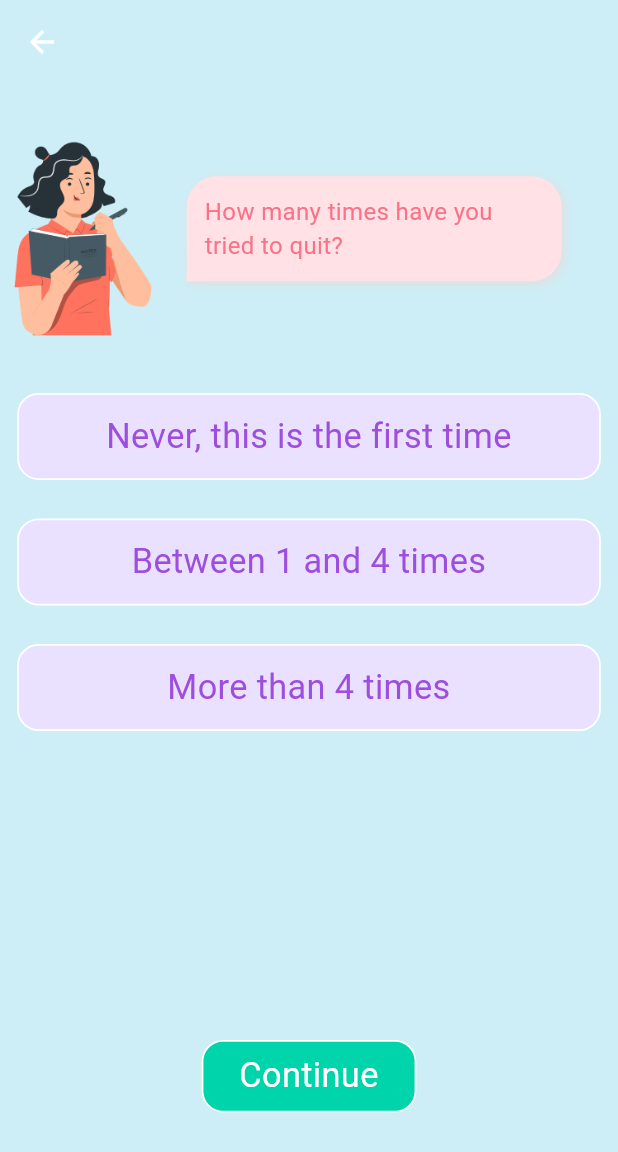
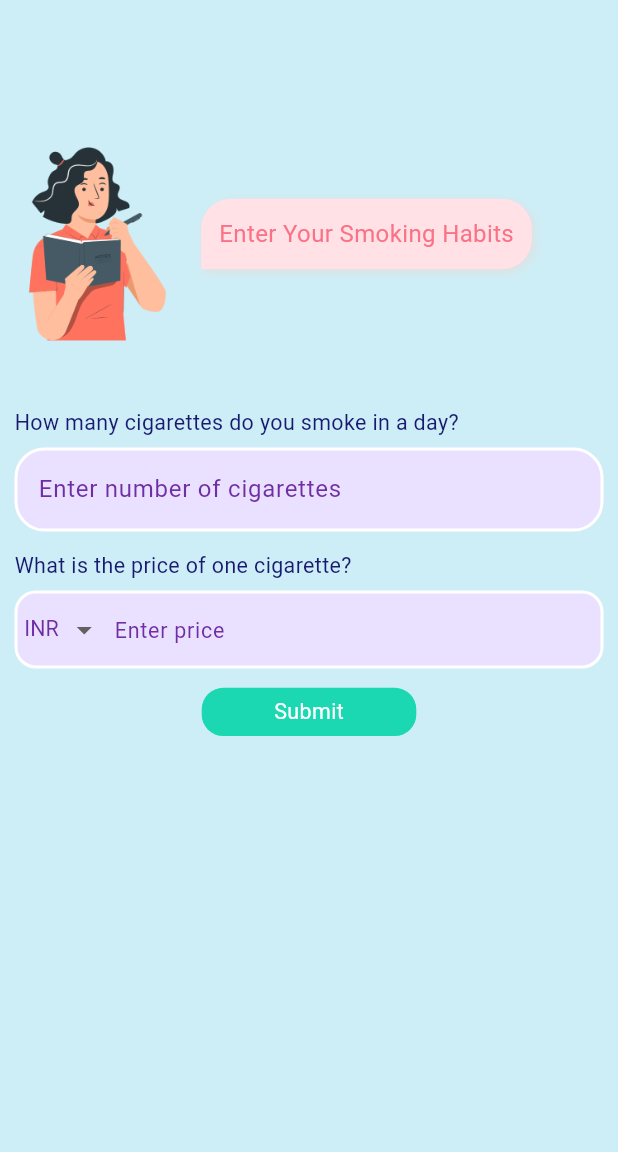
Before and after one commit to neeraj9649/sih, a Flutter app: the Screen10 screen opened directly, after a tap on "Continue", on a phone screen of 412 x 824 dp. Shown: the top 1152 px of the screen. Run offline on Flutter 3.47's test engine with Material 3 defaults, Android fonts, the phone set to English and light mode, and no system bars; our stand-ins replace flutter_screenutil, flutter_svg, google_fonts; project files that could hold a hidden picture were left out.

Commit message:
i have added new screens and update the changes

```diff
--- a/lib/Screen/OnBoard_Screen/Screen10.dart
+++ b/lib/Screen/OnBoard_Screen/Screen10.dart
@@ -1,5 +1,7 @@
 import 'package:dash_board/Provider/Screen10_Provider.dart';
+import 'package:dash_board/Provider/Screen6_Provider.dart';
 import 'package:dash_board/Screen/Nav_Bar/Nav_Bar_screen.dart';
+import 'package:dash_board/Screen/OnBoard_Screen/Smoking_Habit_Screen.dart';
 import 'package:dash_board/Util/Colors/Colors.dart';
 import 'package:dash_board/Widgets/BackButtonAppbart.dart';
 import 'package:dash_board/Widgets/CustomToggleButton.dart';
@@ -20,6 +22,7 @@ class _Screen10State extends State<Screen10> {
   @override
   Widget build(BuildContext context) {
     final checkboxState = Provider.of<Screen10Provider>(context);
+    final screen6State = Provider.of<Screen6Provider>(context);
 
     return Scaffold(
       backgroundColor: onBoardBackgroundColor,
@@ -79,14 +82,18 @@ class _Screen10State extends State<Screen10> {
                     print('Selected option: $selectedValue');
 
                     // Proceed if any option is selected
-                    if (selectedValue.isNotEmpty) {
+                    if (screen6State.selectedOption == 1) {
                       Navigator.push(
                         context,
                         MaterialPageRoute(
                             builder: (context) => const NavBarScreen()),
                       );
                     } else {
-                      print('No option selected');
+                      Navigator.push(
+                        context,
+                        MaterialPageRoute(
+                            builder: (context) => const SmokinghabitScreen()),
+                      );
                     }
                   },
                 ),
--- /dev/null
+++ b/lib/Screen/OnBoard_Screen/Smoking_Habit_Screen.dart
@@ -0,0 +1,237 @@
+import 'package:dash_board/Provider/Smoking_Habit_provider.dart';
+import 'package:dash_board/Util/Colors/Colors.dart';
+import 'package:dash_board/Widgets/Custom_Top_Row.dart';
+import 'package:flutter/material.dart';
+import 'package:flutter_screenutil/flutter_screenutil.dart';
+import 'package:provider/provider.dart';
+
+class SmokinghabitScreen extends StatefulWidget {
+  const SmokinghabitScreen({super.key});
+
+  @override
+  State<SmokinghabitScreen> createState() => _SmokinghabitScreenState();
+}
+
+class _SmokinghabitScreenState extends State<SmokinghabitScreen> {
+  final TextEditingController _cigarettesController = TextEditingController();
+  final TextEditingController _priceController = TextEditingController();
+  final FocusNode _focusNode = FocusNode();
+  bool _isFocused = false;
+  String _selectedCurrency = 'INR'; // Default currency
+
+  final List<String> _currencyList = [
+    'USD',
+    'EUR',
+    'INR',
+    'GBP',
+    'JPY',
+    'CAD',
+    'AUD'
+  ];
+
+  @override
+  void initState() {
+    super.initState();
+    _focusNode.addListener(() {
+      setState(() {
+        _isFocused = _focusNode.hasFocus;
+      });
+    });
+  }
+
+  @override
+  void dispose() {
+    _focusNode.dispose(); // Dispose the focus node when the widget is disposed
+    super.dispose();
+  }
+
+  @override
+  Widget build(BuildContext context) {
+    return Scaffold(
+      backgroundColor: onBoardBackgroundColor,
+      body: Stack(
+        children: [
+          Padding(
+            padding: EdgeInsets.fromLTRB(30.0.h, 45, 30.0.h, 1.0.h),
+            child: Column(
+              crossAxisAlignment: CrossAxisAlignment.start,
+              children: [
+                Padding(
+                  padding: EdgeInsets.only(top: 45.h, bottom: 30.h),
+                  child: const CustomTopRow(
+                    textValue: 'Enter Your Smoking Habits',
+                  ),
+                ),
+                SizedBox(height: 30.h),
+
+                // Number of Cigarettes Input
+                Text(
+                  "How many cigarettes do you smoke in a day?",
+                  style: TextStyle(
+                    fontSize: 50.sp,
+                    color: textColorQ,
+                  ),
+                ),
+                SizedBox(height: 20.h),
+                TextField(
+                  controller: _cigarettesController,
+                  decoration: InputDecoration(
+                    fillColor: fieldBgColor,
+                    filled: true,
+                    hintText: 'Enter number of cigarettes',
+                    hintStyle: TextStyle(color: fieldTextColor),
+                    enabledBorder: const OutlineInputBorder(
+                        borderRadius: BorderRadius.all(Radius.circular(20.0)),
+                        borderSide:
+                            BorderSide(color: Colors.white, width: 2.0)),
+                    focusedBorder: OutlineInputBorder(
+                      borderRadius:
+                          const BorderRadius.all(Radius.circular(20.0)),
+                      borderSide: BorderSide(color: fieldTextColor, width: 2.0),
+                    ),
+                  ),
+                ),
+                SizedBox(height: 40.h),
+
+                // Price of a Cigarette Input with Currency Dropdown
+                Text(
+                  "What is the price of one cigarette?",
+                  style: TextStyle(
+                    fontSize: 50.sp,
+                    color: textColorQ,
+                  ),
+                ),
+                SizedBox(height: 20.h),
+                Container(
+                  padding: EdgeInsets.symmetric(horizontal: 16.w),
+                  decoration: BoxDecoration(
+                    color: fieldBgColor,
+                    borderRadius: BorderRadius.circular(50.r),
+                    border: Border.all(
+                      color: _isFocused
+                          ? fieldTextColor
+                          : const Color.fromARGB(255, 255, 255, 255),
+                      width: 2,
+                    ),
+                  ),
+                  child: Row(
+                    children: [
+                      DropdownButton<String>(
+                        value: _selectedCurrency,
+                        dropdownColor: fieldBgColor,
+                        style: TextStyle(
+                          color: fieldTextColor,
+                          fontSize: 50.sp,
+                        ),
+                        underline: SizedBox(),
+                        items: _currencyList
+                            .map(
+                              (currency) => DropdownMenuItem(
+                                value: currency,
+                                child: Text(currency),
+                              ),
+                            )
+                            .toList(),
+                        onChanged: (value) {
+                          setState(() {
+                            _selectedCurrency = value!;
+                          });
+                        },
+                      ),
+                      SizedBox(width: 16.w),
+                      Expanded(
+                        child: TextField(
+                          controller: _priceController,
+                          keyboardType:
+                              TextInputType.numberWithOptions(decimal: true),
+                          focusNode: _focusNode,
+                          style: TextStyle(fontSize: 50.sp, color: textColor),
+                          decoration: InputDecoration(
+                            hintText: "Enter price",
+                            hintStyle: TextStyle(
+                              color: fieldTextColor,
+                            ),
+                            isDense: true,
+                            contentPadding: EdgeInsets.symmetric(
+                                horizontal: 12.w, vertical: 10.h),
+                            border: InputBorder.none,
+                          ),
+                        ),
+                      ),
+                    ],
+                  ),
+                ),
+
+                SizedBox(height: 40.h),
+
+                // Submit Button
+                Center(
+                  child: GestureDetector(
+                    onTap: () {
+                      final numCigarettes = _cigarettesController.text;
+                      final price = _priceController.text;
+
+                      if (numCigarettes.isEmpty || price.isEmpty) {
+                        ScaffoldMessenger.of(context).showSnackBar(
+                          SnackBar(content: Text("Please fill out all fields")),
+                        );
+                        return;
+                      }
+
+                      // Save data using Provider (if applicable)
+                      final onboardProvider = Provider.of<SmokingHabitProvider>(
+                          context,
+                          listen: false);
+                      // onboardProvider.saveSmokingData(numCigarettes, price, _selectedCurrency);
+
+                      // Navigate to the next page
+                      Navigator.push(
+                        context,
+                        MaterialPageRoute(
+                          builder: (context) => NextPage(),
+                        ),
+                      );
+                    },
+                    child: Container(
+                      width: 500.w,
+                      height: 100.h,
+                      decoration: BoxDecoration(
+                        color: buttonBgColor,
+                        borderRadius: BorderRadius.circular(50.r),
+                      ),
+                      child: Center(
+                        child: Text(
+                          "Submit",
+                          style: TextStyle(
+                            fontSize: 50.sp,
+                            color: Colors.white,
+                          ),
+                        ),
+                      ),
+                    ),
+                  ),
+                ),
+              ],
+            ),
+          ),
+        ],
+      ),
+    );
+  }
+}
+
+class NextPage extends StatelessWidget {
+  const NextPage({super.key});
+
+  @override
+  Widget build(BuildContext context) {
+    return Scaffold(
+      body: Center(
+        child: Text(
+          "Next Page",
+          style: TextStyle(fontSize: 50.sp),
+        ),
+      ),
+    );
+  }
+}
```
Also changed, not shown: lib/Provider/Smoking_Habit_provider.dart (added, +20 -0 lines), lib/Screen/Auth/Login_Screen.dart (+16 -0 lines), lib/Screen/Auth/SignUp_Screen.dart (+6 -85 lines), lib/Screen/Auth/Sign_In_screen.dart (added, +96 -0 lines).
